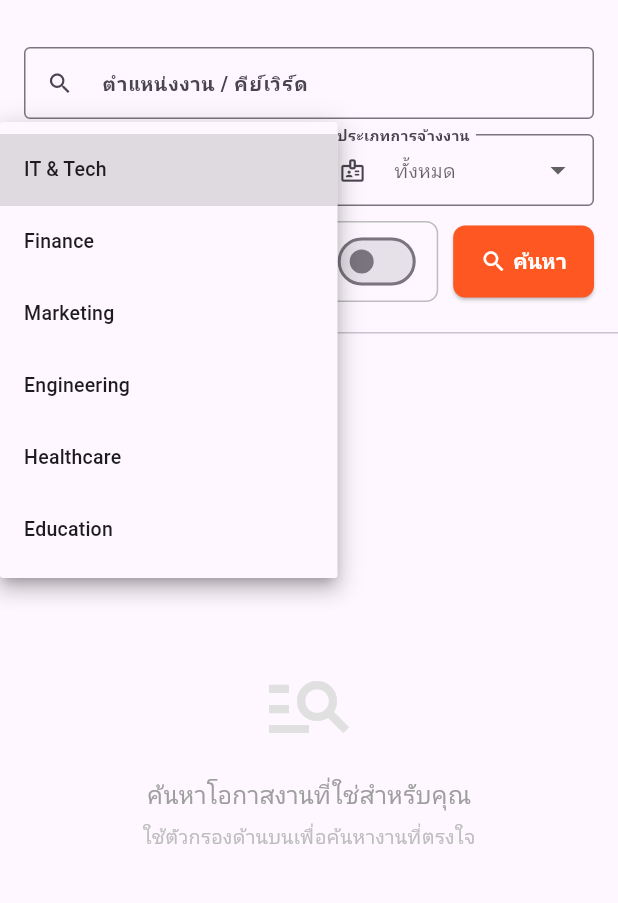
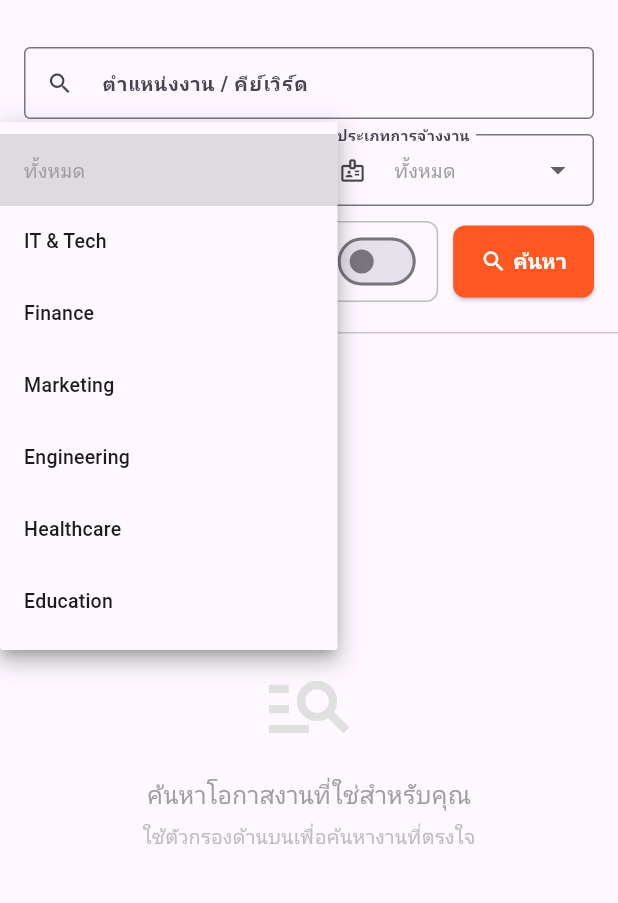
Before and after one commit to titic443/master_project_v2, a Flutter app: the _JobSearchView screen opened directly, after a tap on "ทั้งหมด", on a phone screen of 412 x 824 dp, the part 61-964 px from its top. Run offline on Flutter 3.47's test engine with Material 3 defaults, Android fonts, the phone set to English and light mode, and no system bars; our stand-ins replace bloc, equatable, flutter_bloc.

Commit message:
fix: แก้ bug dropdown ประเภทการจ้างงาน/หมวดหมู่ไม่สามารถ reset เป็น 'ทั้งหมด' ได้
Bug 1 (State): copyWith() ใช้ `?? this.field` ทำให้ไม่สามารถ set nullable
field กลับเป็น null ได้ — แก้ด้วย sentinel object (_unset) เพื่อแยก
"ไม่ส่งค่ามา" ออกจาก "ส่ง null มาจริงๆ"

Bug 2 (UI): DropdownButtonFormField มีแค่ hint "ทั้งหมด" แต่ไม่มี
DropdownMenuItem(value: null) จริง ทำให้ user ไม่มีทางเลือกกลับได้หลังจาก
เลือก type ไปแล้ว — แก้โดยเพิ่ม item null เป็น option แรกในทั้งสอง dropdown

Co-Authored-By: Claude Sonnet 4.6 <noreply@anthropic.com>

```diff
--- a/lib/cubit/job_search_state.dart
+++ b/lib/cubit/job_search_state.dart
@@ -25,27 +25,33 @@ class JobSearchState extends Equatable {
     this.errorMessage,
   });
 
+  // sentinel — ใช้แยก "ไม่ได้ส่งมา" ออกจาก "ส่ง null มา"
+  static const _unset = Object();
+
   JobSearchState copyWith({
     JobSearchStatus? status,
     String? keyword,
     String? location,
-    String? category,
-    String? employmentType,
+    Object? category = _unset,
+    Object? employmentType = _unset,
     String? salaryMin,
     bool? remoteOnly,
     List<Map<String, dynamic>>? jobs,
-    String? errorMessage,
+    Object? errorMessage = _unset,
   }) {
     return JobSearchState(
       status: status ?? this.status,
       keyword: keyword ?? this.keyword,
       location: location ?? this.location,
-      category: category ?? this.category,
-      employmentType: employmentType ?? this.employmentType,
+      category:
+          category == _unset ? this.category : category as String?,
+      employmentType:
+          employmentType == _unset ? this.employmentType : employmentType as String?,
       salaryMin: salaryMin ?? this.salaryMin,
       remoteOnly: remoteOnly ?? this.remoteOnly,
       jobs: jobs ?? this.jobs,
-      errorMessage: errorMessage ?? this.errorMessage,
+      errorMessage:
+          errorMessage == _unset ? this.errorMessage : errorMessage as String?,
     );
   }
 
--- a/lib/demos/job_search_page.dart
+++ b/lib/demos/job_search_page.dart
@@ -210,8 +210,12 @@ class _SearchPanel extends StatelessWidget {
                     label: 'หมวดหมู่งาน',
                     icon: Icons.category_outlined,
                   ),
-                  hint: const Text('ทั้งหมด', style: TextStyle(fontSize: 13)),
                   items: const [
+                    DropdownMenuItem(
+                        value: null,
+                        child: Text('ทั้งหมด',
+                            style: TextStyle(
+                                fontSize: 13, color: Colors.grey))),
                     DropdownMenuItem(
                         value: 'IT & Tech',
                         child:
@@ -248,8 +252,12 @@ class _SearchPanel extends StatelessWidget {
                     label: 'ประเภทการจ้างงาน',
                     icon: Icons.badge_outlined,
                   ),
-                  hint: const Text('ทั้งหมด', style: TextStyle(fontSize: 13)),
                   items: const [
+                    DropdownMenuItem(
+                        value: null,
+                        child: Text('ทั้งหมด',
+                            style: TextStyle(
+                                fontSize: 13, color: Colors.grey))),
                     DropdownMenuItem(
                         value: 'Full-time',
                         child:
```
